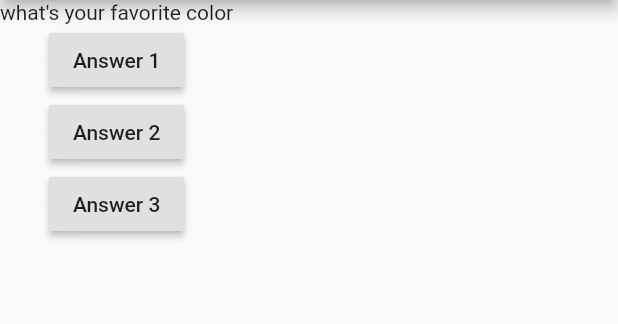
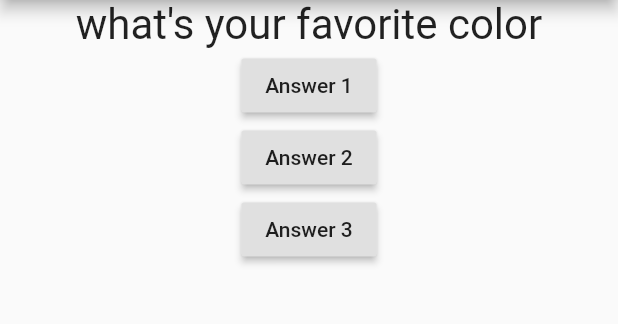
Before and after one commit to samilz123/test-moza, a Flutter app: the screen it shows after launch, on a phone screen of 412 x 824 dp, the part 84-408 px from its top. Run offline on Flutter 3.47's test engine with Material 2 defaults, Android fonts, the phone set to English and light mode, and no system bars.

Commit message:
commit dimanche

```diff
--- a/lib/main.dart
+++ b/lib/main.dart
@@ -39,7 +39,7 @@ class _MyAppState extends State<MyApp> {
         ),
         body: Column(
           children: [
-            Text(questions[_questionIndex]),
+            Question(questions[_questionIndex]),
             RaisedButton(
               child: Text('Answer 1'),
               onPressed: _answerQuestion,
--- a/lib/question.dart
+++ b/lib/question.dart
@@ -1,12 +1,18 @@
-import 'package:flutter/cupertino.dart';
+import 'package:flutter/material.dart';
 
 class Question extends StatelessWidget {
-  String questionText;
+  final String questionText;
 
   Question(this.questionText);
 
   @override
   Widget build(BuildContext context) {
-    return Text(questionText);
+    return Container(
+      width: double.infinity ,
+      child:Text(
+      questionText,
+      style: TextStyle(fontSize: 28),
+      textAlign: TextAlign.center,
+    ),);
   }
 }
```
